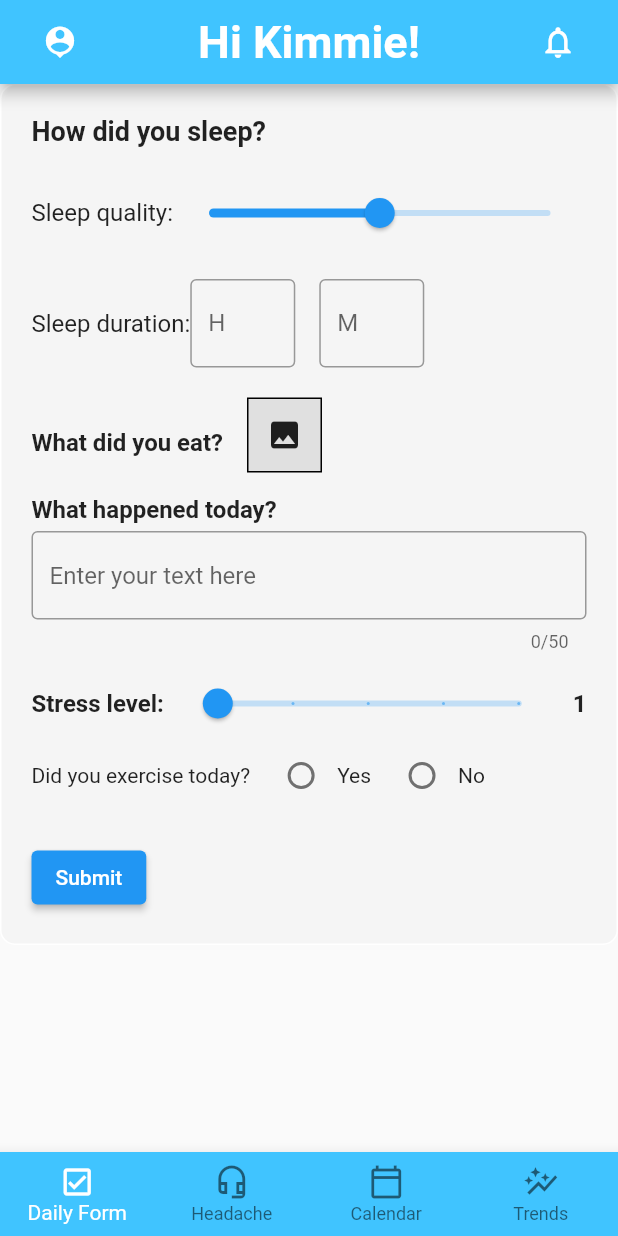
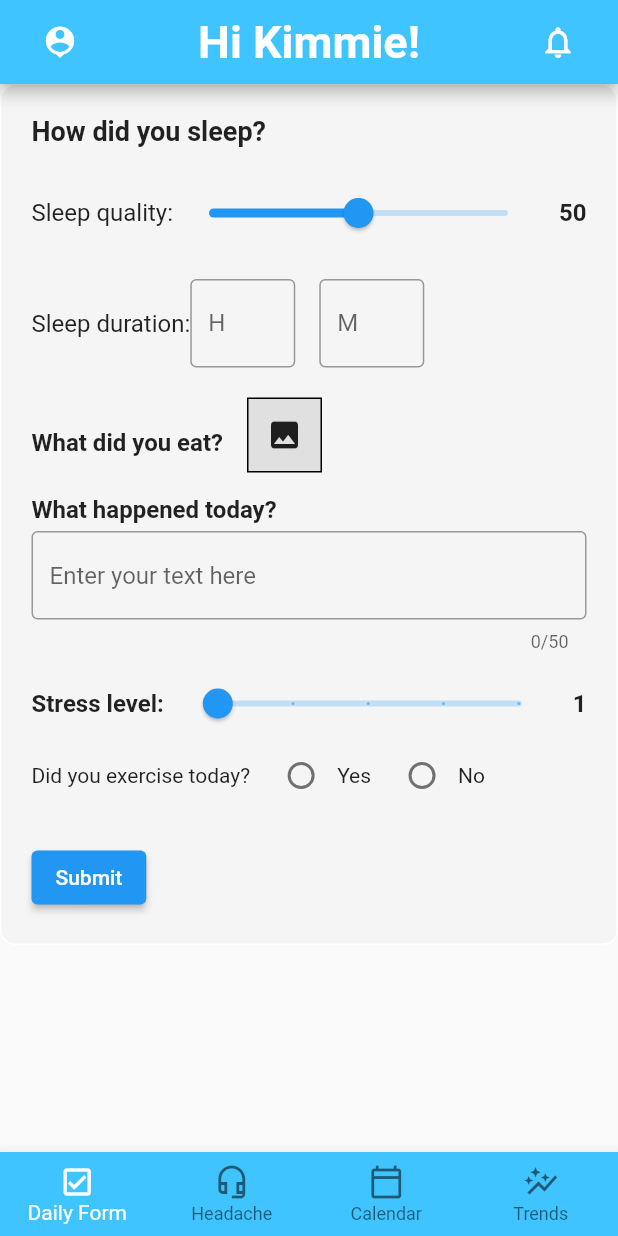
Before and after one commit to Catacity/HeadacheTracker, a Flutter app: the screen it shows after launch, on a phone screen of 412 x 824 dp. Run offline on Flutter 3.47's test engine with Material 2 defaults, Android fonts, the light colour scheme and no system bars; our stand-ins replace flutter_heatmap_calendar, fluttertoast, image_picker, shared_preferences, sqflite and 1 more; missing offline and left inert: dart:ffi; accounts and stored records are empty; Roboto replaces fonts that are missing (handrawn).

Commit message:
Added the feature to show the sleep quality selected using the scroll bar

```diff
--- a/lib/pages/daily_form.dart
+++ b/lib/pages/daily_form.dart
@@ -136,6 +136,14 @@ class _DailyFormState extends State<DailyForm> {
                       });
                     },
                   ),
+                ),
+                SizedBox(width: 10),
+                Text(
+                  _sleepQuality.round().toString(),
+                  style: TextStyle(
+                    fontSize: 16,
+                    fontWeight: FontWeight.bold,
+                  )
                 ),
               ],
             ),
```
